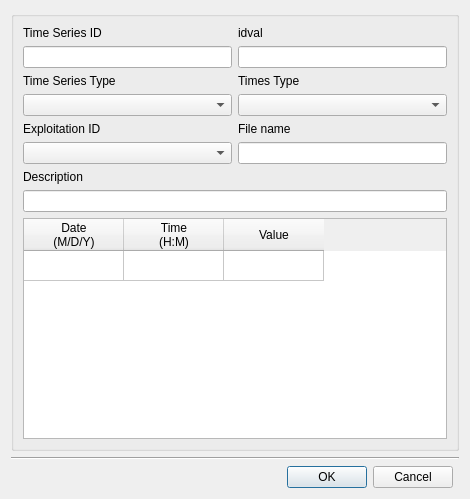
Before: the Qt Designer form core/ui/toolbars/epa/nonvisual_timeseries.ui in Giswater/giswater_qgis_plugin, drawn with Qt 5.
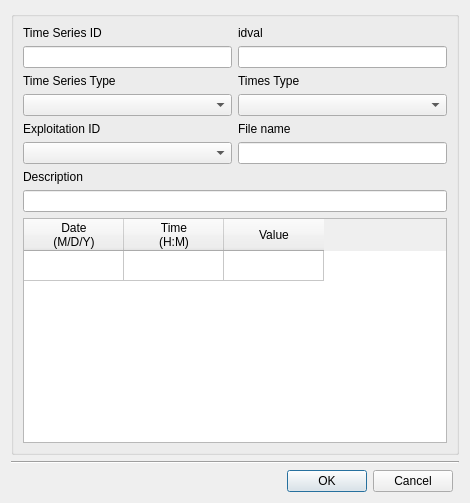
After: the same form once the commit is applied.

Commit message: feat(admin.ui, toolbars_epa.ui): set dialog minimum size

The edit to the form file:
```diff
--- a/core/ui/toolbars/epa/nonvisual_timeseries.ui
+++ b/core/ui/toolbars/epa/nonvisual_timeseries.ui
@@ -7,7 +7,7 @@
     <x>0</x>
     <y>0</y>
     <width>470</width>
-    <height>499</height>
+    <height>503</height>
    </rect>
   </property>
   <property name="windowTitle">
@@ -63,6 +63,12 @@
        <verstretch>0</verstretch>
       </sizepolicy>
      </property>
+     <property name="minimumSize">
+      <size>
+       <width>403</width>
+       <height>0</height>
+      </size>
+     </property>
      <property name="title">
       <string/>
      </property>
```
The commit also changes 5 other files.
